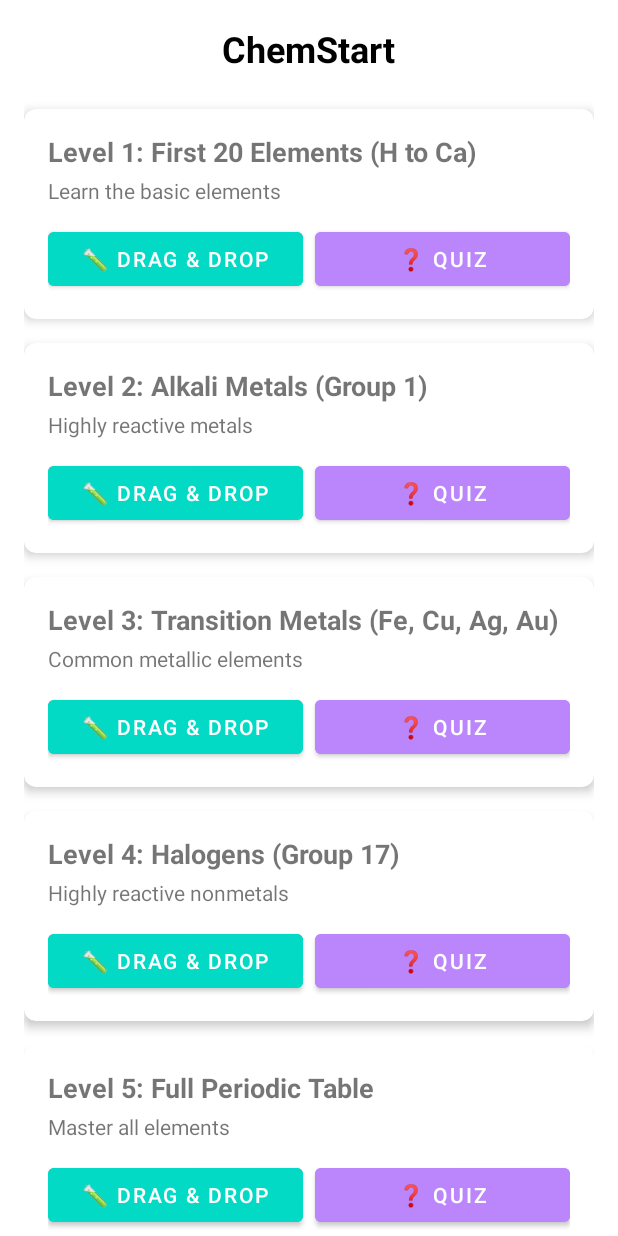
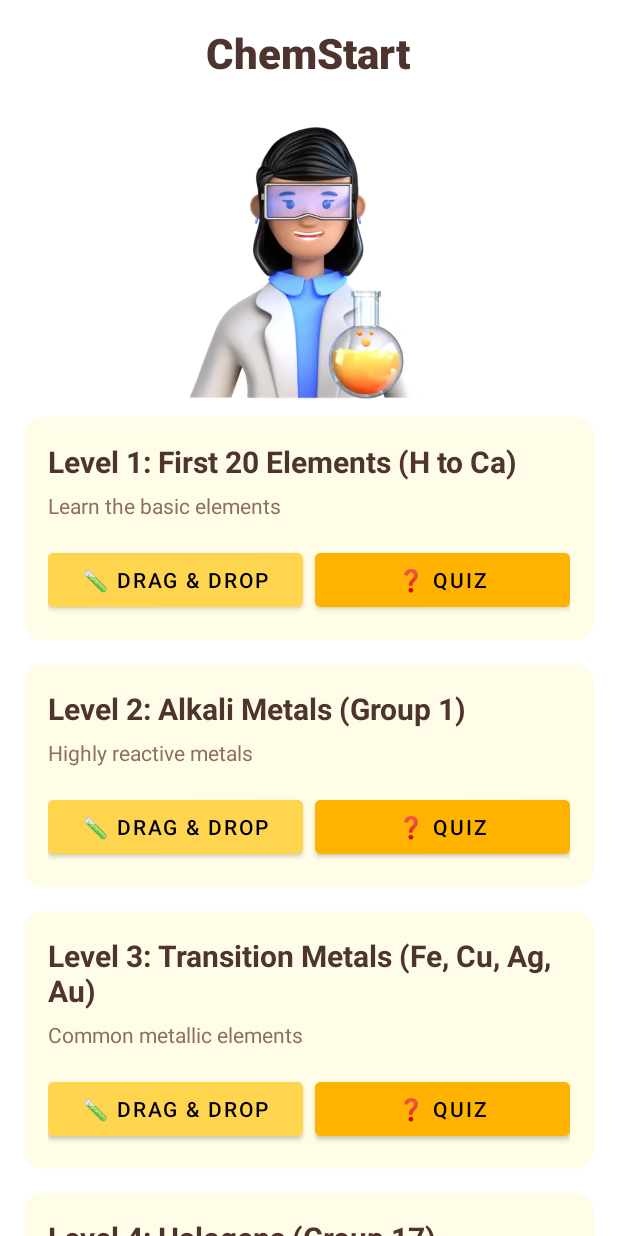
Before and after one commit to KangYiYao19/ChemStart, an Android app: the screen it shows after launch (MainActivity), on a phone screen of 412 x 824 dp. Run offline under Robolectric (Android 15) with nearby library versions, the phone set to English and light mode, and no system bars.

Commit message:
style: home page

```diff
--- a/app/src/main/res/layout/activity_main.xml
+++ b/app/src/main/res/layout/activity_main.xml
@@ -1,7 +1,6 @@
 <?xml version="1.0" encoding="utf-8"?>
 <ScrollView xmlns:android="http://schemas.android.com/apk/res/android"
     xmlns:app="http://schemas.android.com/apk/res-auto"
-xmlns:tools="http://schemas.android.com/tools"
     android:layout_width="match_parent"
     android:layout_height="match_parent"
     android:fillViewport="true"
@@ -18,19 +17,31 @@ android:background="@color/white">
             android:layout_width="wrap_content"
             android:layout_height="wrap_content"
             android:text="ChemStart"
-        android:textColor="@color/black"
-        android:textSize="24sp"
+            android:textColor="@color/dark_text"
+            android:textSize="28sp"
             android:textStyle="bold"
             android:layout_marginBottom="24dp"
-        android:layout_gravity="center_horizontal"/>
+            android:layout_gravity="center_horizontal"
+            android:fontFamily="sans-serif-medium" />
 
-    <!-- Level 1 Card -->
+        <ImageView
+            android:id="@+id/imgLogo"
+            android:layout_width="200dp"
+            android:layout_height="200dp"
+            android:src="@drawable/scientist"
+            android:contentDescription="ChemStart Logo"
+            android:layout_gravity="center_horizontal" />
+
+        <!-- Level Cards -->
+        <!-- Repeated card block for each level -->
+        <!-- LEVEL 1 -->
         <androidx.cardview.widget.CardView
             android:layout_width="match_parent"
             android:layout_height="wrap_content"
             android:layout_marginBottom="16dp"
-        app:cardCornerRadius="8dp"
-        app:cardElevation="4dp">
+            app:cardCornerRadius="12dp"
+            app:cardElevation="0dp"
+            app:cardBackgroundColor="@color/soft_white">
 
             <LinearLayout
                 android:layout_width="match_parent"
@@ -42,16 +53,18 @@ android:background="@color/white">
                     android:layout_width="wrap_content"
                     android:layout_height="wrap_content"
                     android:text="Level 1: First 20 Elements (H to Ca)"
-                android:textSize="18sp"
-                android:textStyle="bold"/>
+                    android:textSize="20sp"
+                    android:textStyle="bold"
+                    android:textColor="@color/dark_text" />
 
                 <TextView
                     android:layout_width="wrap_content"
                     android:layout_height="wrap_content"
                     android:text="Learn the basic elements"
                     android:textSize="14sp"
-                android:layout_marginTop="4dp"
-                android:layout_marginBottom="12dp"/>
+                    android:textColor="@color/golden_brown"
+                    android:layout_marginTop="6dp"
+                    android:layout_marginBottom="16dp" />
 
                 <LinearLayout
                     android:layout_width="match_parent"
@@ -66,7 +79,8 @@ android:background="@color/white">
                         android:layout_weight="1"
                         android:layout_marginEnd="8dp"
                         android:text="🧪 Drag &amp; Drop"
-                    android:backgroundTint="@color/teal_200"/>
+                        android:textColor="@android:color/black"
+                        android:backgroundTint="@color/sunny_yellow" />
 
                     <Button
                         android:id="@+id/btnLevel1Quiz"
@@ -74,18 +88,20 @@ android:background="@color/white">
                         android:layout_height="wrap_content"
                         android:layout_weight="1"
                         android:text="❓ Quiz"
-                    android:backgroundTint="@color/purple_200"/>
+                        android:textColor="@android:color/black"
+                        android:backgroundTint="@color/amber" />
                 </LinearLayout>
             </LinearLayout>
         </androidx.cardview.widget.CardView>
 
-    <!-- Level 2 Card -->
+        <!-- LEVEL 2 -->
         <androidx.cardview.widget.CardView
             android:layout_width="match_parent"
             android:layout_height="wrap_content"
             android:layout_marginBottom="16dp"
-        app:cardCornerRadius="8dp"
-        app:cardElevation="4dp">
+            app:cardCornerRadius="12dp"
+            app:cardElevation="0dp"
+            app:cardBackgroundColor="@color/soft_white">
 
             <LinearLayout
                 android:layout_width="match_parent"
@@ -97,16 +113,18 @@ android:background="@color/white">
                     android:layout_width="wrap_content"
                     android:layout_height="wrap_content"
                     android:text="Level 2: Alkali Metals (Group 1)"
-                android:textSize="18sp"
-                android:textStyle="bold"/>
+                    android:textSize="20sp"
+                    android:textStyle="bold"
+                    android:textColor="@color/dark_text" />
 
                 <TextView
                     android:layout_width="wrap_content"
                     android:layout_height="wrap_content"
                     android:text="Highly reactive metals"
                     android:textSize="14sp"
-                android:layout_marginTop="4dp"
-                android:layout_marginBottom="12dp"/>
+                    android:textColor="@color/golden_brown"
+                    android:layout_marginTop="6dp"
+                    android:layout_marginBottom="16dp" />
 
                 <LinearLayout
                     android:layout_width="match_parent"
@@ -121,7 +139,8 @@ android:background="@color/white">
                         android:layout_weight="1"
                         android:layout_marginEnd="8dp"
                         android:text="🧪 Drag &amp; Drop"
-                    android:backgroundTint="@color/teal_200"/>
+                        android:textColor="@android:color/black"
+                        android:backgroundTint="@color/sunny_yellow" />
 
                     <Button
                         android:id="@+id/btnLevel2Quiz"
@@ -129,18 +148,20 @@ android:background="@color/white">
                         android:layout_height="wrap_content"
                         android:layout_weight="1"
                         android:text="❓ Quiz"
-                    android:backgroundTint="@color/purple_200"/>
+                        android:textColor="@android:color/black"
+                        android:backgroundTint="@color/amber" />
                 </LinearLayout>
             </LinearLayout>
         </androidx.cardview.widget.CardView>
 
-    <!-- Level 3 Card -->
+        <!-- LEVEL 3 -->
         <androidx.cardview.widget.CardView
             android:layout_width="match_parent"
             android:layout_height="wrap_content"
             android:layout_marginBottom="16dp"
-        app:cardCornerRadius="8dp"
-        app:cardElevation="4dp">
+            app:cardCornerRadius="12dp"
+            app:cardElevation="0dp"
+            app:cardBackgroundColor="@color/soft_white">
 
             <LinearLayout
                 android:layout_width="match_parent"
@@ -152,16 +173,18 @@ android:background="@color/white">
                     android:layout_width="wrap_content"
                     android:layout_height="wrap_content"
                     android:text="Level 3: Transition Metals (Fe, Cu, Ag, Au)"
-                android:textSize="18sp"
-                android:textStyle="bold"/>
+                    android:textSize="20sp"
+                    android:textStyle="bold"
+                    android:textColor="@color/dark_text" />
 
                 <TextView
                     android:layout_width="wrap_content"
                     android:layout_height="wrap_content"
                     android:text="Common metallic elements"
                     android:textSize="14sp"
-                android:layout_marginTop="4dp"
-                android:layout_marginBottom="12dp"/>
+                    android:textColor="@color/golden_brown"
+                    android:layout_marginTop="6dp"
+                    android:layout_marginBottom="16dp" />
 
                 <LinearLayout
                     android:layout_width="match_parent"
@@ -176,7 +199,8 @@ android:background="@color/white">
                         android:layout_weight="1"
                         android:layout_marginEnd="8dp"
                         android:text="🧪 Drag &amp; Drop"
-                    android:backgroundTint="@color/teal_200"/>
+                        android:textColor="@android:color/black"
+                        android:backgroundTint="@color/sunny_yellow" />
 
                     <Button
                         android:id="@+id/btnLevel3Quiz"
@@ -184,18 +208,20 @@ android:background="@color/white">
                         android:layout_height="wrap_content"
                         android:layout_weight="1"
                         android:text="❓ Quiz"
-                    android:backgroundTint="@color/purple_200"/>
+                        android:textColor="@android:color/black"
+                        android:backgroundTint="@color/amber" />
                 </LinearLayout>
             </LinearLayout>
         </androidx.cardview.widget.CardView>
 
-    <!-- Level 4 Card -->
+        <!-- LEVEL 4 -->
         <androidx.cardview.widget.CardView
             android:layout_width="match_parent"
             android:layout_height="wrap_content"
             android:layout_marginBottom="16dp"
-        app:cardCornerRadius="8dp"
-        app:cardElevation="4dp">
+            app:cardCornerRadius="12dp"
+            app:cardElevation="0dp"
+            app:cardBackgroundColor="@color/soft_white">
 
             <LinearLayout
                 android:layout_width="match_parent"
@@ -207,16 +233,18 @@ android:background="@color/white">
                     android:layout_width="wrap_content"
                     android:layout_height="wrap_content"
                     android:text="Level 4: Halogens (Group 17)"
-                android:textSize="18sp"
-                android:textStyle="bold"/>
+                    android:textSize="20sp"
+                    android:textStyle="bold"
+                    android:textColor="@color/dark_text" />
 
                 <TextView
                     android:layout_width="wrap_content"
                     android:layout_height="wrap_content"
-                android:text="Highly reactive nonmetals"
+                    android:text="Highly reactive non-metals"
                     android:textSize="14sp"
-                android:layout_marginTop="4dp"
-                android:layout_marginBottom="12dp"/>
+                    android:textColor="@color/golden_brown"
+                    android:layout_marginTop="6dp"
+                    android:layout_marginBottom="16dp" />
 
                 <LinearLayout
                     android:layout_width="match_parent"
@@ -231,7 +259,8 @@ android:background="@color/white">
                         android:layout_weight="1"
                         android:layout_marginEnd="8dp"
                         android:text="🧪 Drag &amp; Drop"
-                    android:backgroundTint="@color/teal_200"/>
+                        android:textColor="@android:color/black"
+                        android:backgroundTint="@color/sunny_yellow" />
 
                     <Button
                         android:id="@+id/btnLevel4Quiz"
@@ -239,17 +268,19 @@ android:background="@color/white">
                         android:layout_height="wrap_content"
                         android:layout_weight="1"
                         android:text="❓ Quiz"
-                    android:backgroundTint="@color/purple_200"/>
+                        android:textColor="@android:color/black"
+                        android:backgroundTint="@color/amber" />
                 </LinearLayout>
             </LinearLayout>
         </androidx.cardview.widget.CardView>
 
-    <!-- Level 5 Card -->
+        <!-- LEVEL 5 -->
         <androidx.cardview.widget.CardView
             android:layout_width="match_parent"
             android:layout_height="wrap_content"
-        app:cardCornerRadius="8dp"
-        app:cardElevation="4dp">
+            app:cardCornerRadius="12dp"
+            app:cardElevation="0dp"
+            app:cardBackgroundColor="@color/soft_white">
 
             <LinearLayout
                 android:layout_width="match_parent"
@@ -261,16 +292,18 @@ android:background="@color/white">
                     android:layout_width="wrap_content"
                     android:layout_height="wrap_content"
                     android:text="Level 5: Full Periodic Table"
-                android:textSize="18sp"
-                android:textStyle="bold"/>
+                    android:textSize="20sp"
+                    android:textStyle="bold"
+                    android:textColor="@color/dark_text" />
 
                 <TextView
                     android:layout_width="wrap_content"
                     android:layout_height="wrap_content"
                     android:text="Master all elements"
                     android:textSize="14sp"
-                android:layout_marginTop="4dp"
-                android:layout_marginBottom="12dp"/>
+                    android:textColor="@color/golden_brown"
+                    android:layout_marginTop="6dp"
+                    android:layout_marginBottom="16dp" />
 
                 <LinearLayout
                     android:layout_width="match_parent"
@@ -285,7 +318,8 @@ android:background="@color/white">
                         android:layout_weight="1"
                         android:layout_marginEnd="8dp"
                         android:text="🧪 Drag &amp; Drop"
-                    android:backgroundTint="@color/teal_200"/>
+                        android:textColor="@android:color/black"
+                        android:backgroundTint="@color/sunny_yellow" />
 
                     <Button
                         android:id="@+id/btnLevel5Quiz"
@@ -293,18 +327,22 @@ android:background="@color/white">
                         android:layout_height="wrap_content"
                         android:layout_weight="1"
                         android:text="❓ Quiz"
-                    android:backgroundTint="@color/purple_200"/>
+                        android:textColor="@android:color/black"
+                        android:backgroundTint="@color/amber" />
                 </LinearLayout>
             </LinearLayout>
         </androidx.cardview.widget.CardView>
 
-    <!-- Progress Indicator (Optional) -->
+        <!-- Progress Indicator -->
         <TextView
             android:id="@+id/tvProgress"
             android:layout_width="wrap_content"
             android:layout_height="wrap_content"
+            android:text="Progress: 0/5 levels completed"
+            android:textSize="16sp"
+            android:textStyle="bold"
+            android:textColor="@color/dark_text"
             android:layout_marginTop="16dp"
-        android:text="Progress: 0/5 levels completed"
-        android:layout_gravity="center_horizontal"/>
+            android:layout_gravity="center_horizontal" />
     </LinearLayout>
 </ScrollView>
--- a/app/src/main/res/values/colors.xml
+++ b/app/src/main/res/values/colors.xml
@@ -15,4 +15,11 @@
     <color name="timer_default">#000000</color>
     <color name="drag_target_highlight">#3300FF00</color>
     <color name="green_500">#4CAF50</color>
+    <color name="beige">#FFF9E5</color>
+    <color name="sunny_yellow">#FFD54F</color>
+    <color name="amber">#FFB300</color>
+    <color name="golden_brown">#8D6E63</color>
+    <color name="bright_orange">#FFA000</color>
+    <color name="dark_text">#4E342E</color>
+    <color name="soft_white">#FFFDE7</color>
 </resources>
```
Also changed, not shown: app/src/main/res/drawable/scientist.png (added). Lines whose indentation alone changed are shown as unchanged.
